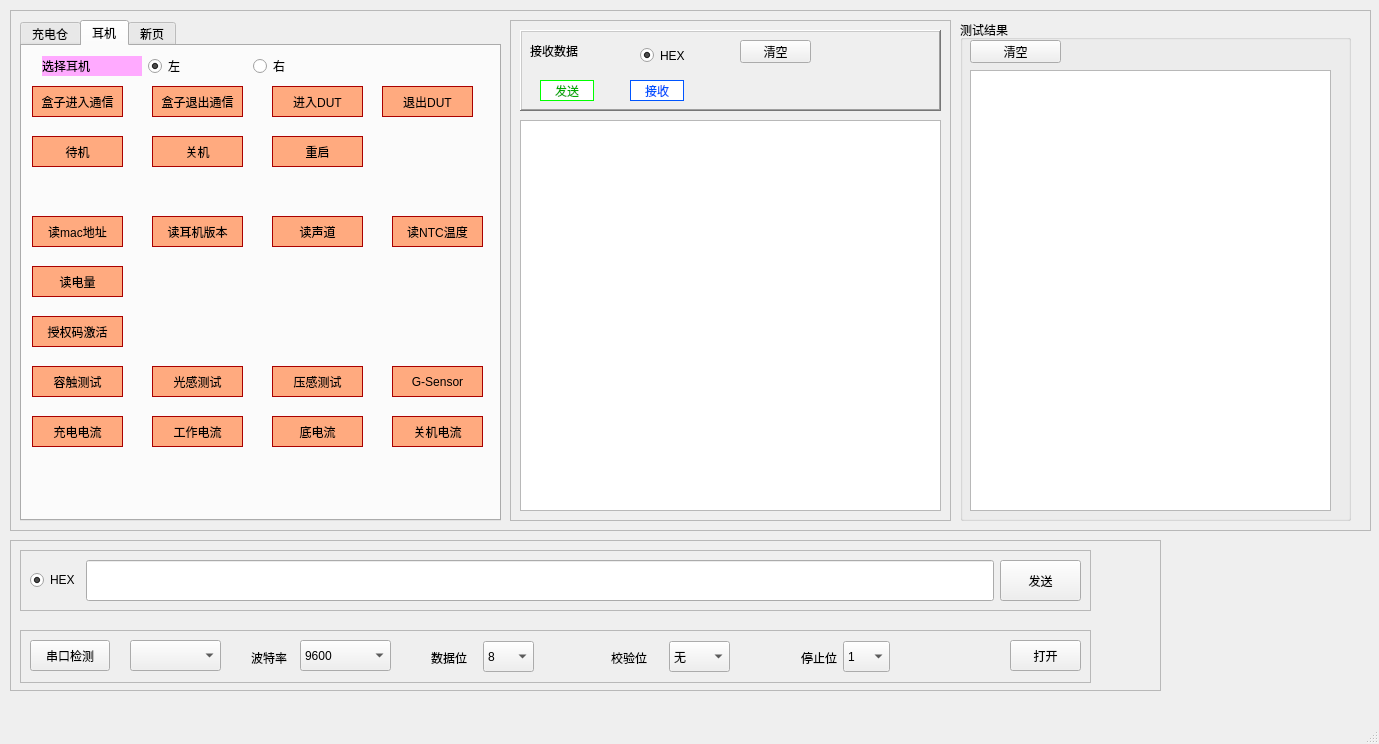
LinZephyr/mew_tw200_test, file mainwindow.ui: the form before one commit.
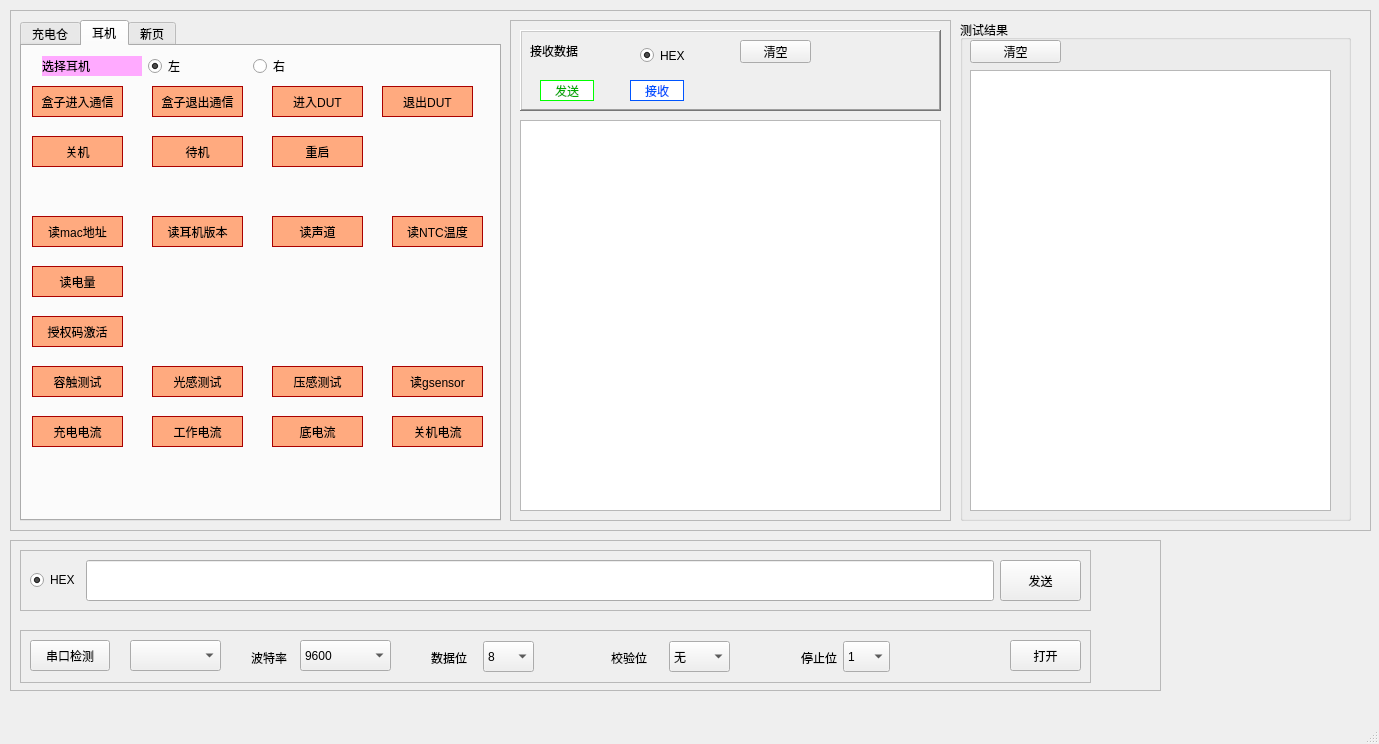
The form after the commit. The open tabs and pages were chosen to show the change. Icons and pictures are not drawn.

Commit message: <fix>  修改UI文件.

```diff
--- a/mainwindow.ui
+++ b/mainwindow.ui
@@ -740,7 +740,7 @@
 border-width: 1px;</string>
        </property>
        <property name="text">
-        <string>G-Sensor</string>
+        <string>读gsensor</string>
        </property>
       </widget>
       <widget class="QPushButton" name="bat_data_btn">
@@ -767,7 +767,7 @@
       <widget class="QPushButton" name="eb_standby_btn">
        <property name="geometry">
         <rect>
-         <x>10</x>
+         <x>130</x>
          <y>90</y>
          <width>91</width>
          <height>31</height>
@@ -788,7 +788,7 @@
       <widget class="QPushButton" name="eb_poweroff_btn">
        <property name="geometry">
         <rect>
-         <x>130</x>
+         <x>10</x>
          <y>90</y>
          <width>91</width>
          <height>31</height>
```
Left out of the diff: 4 changed lines with no effect on the pictures.
